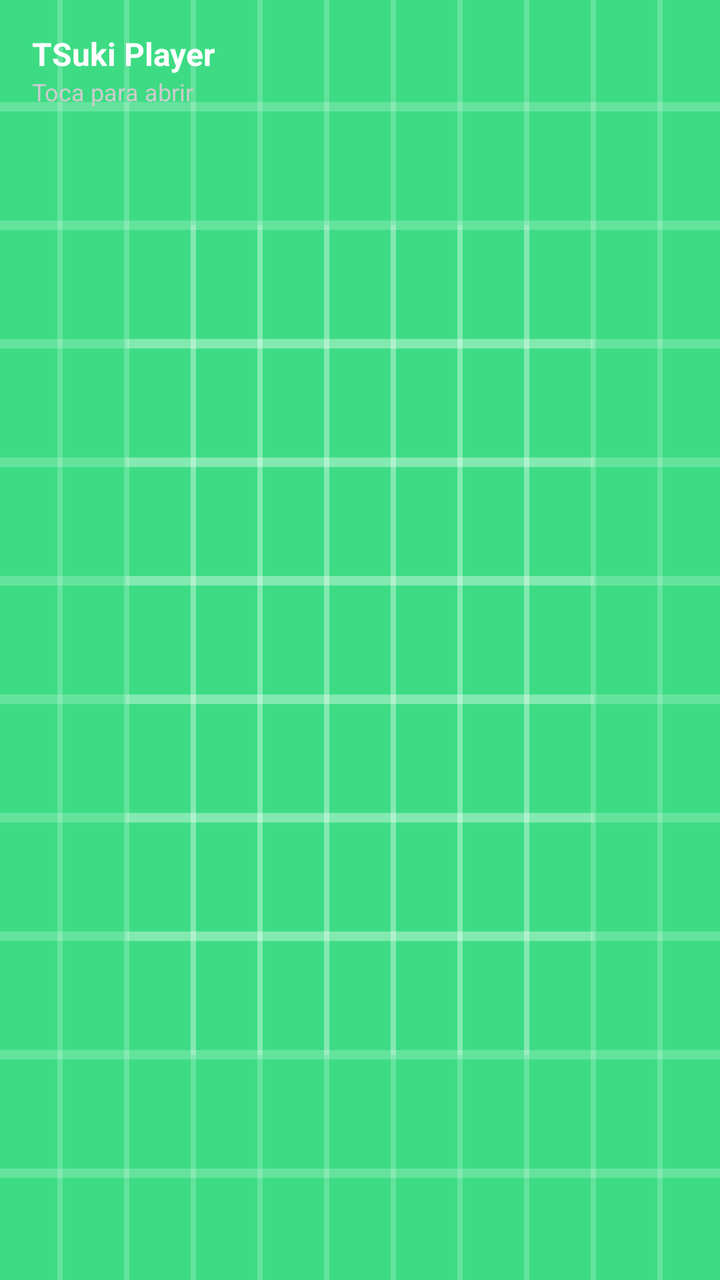
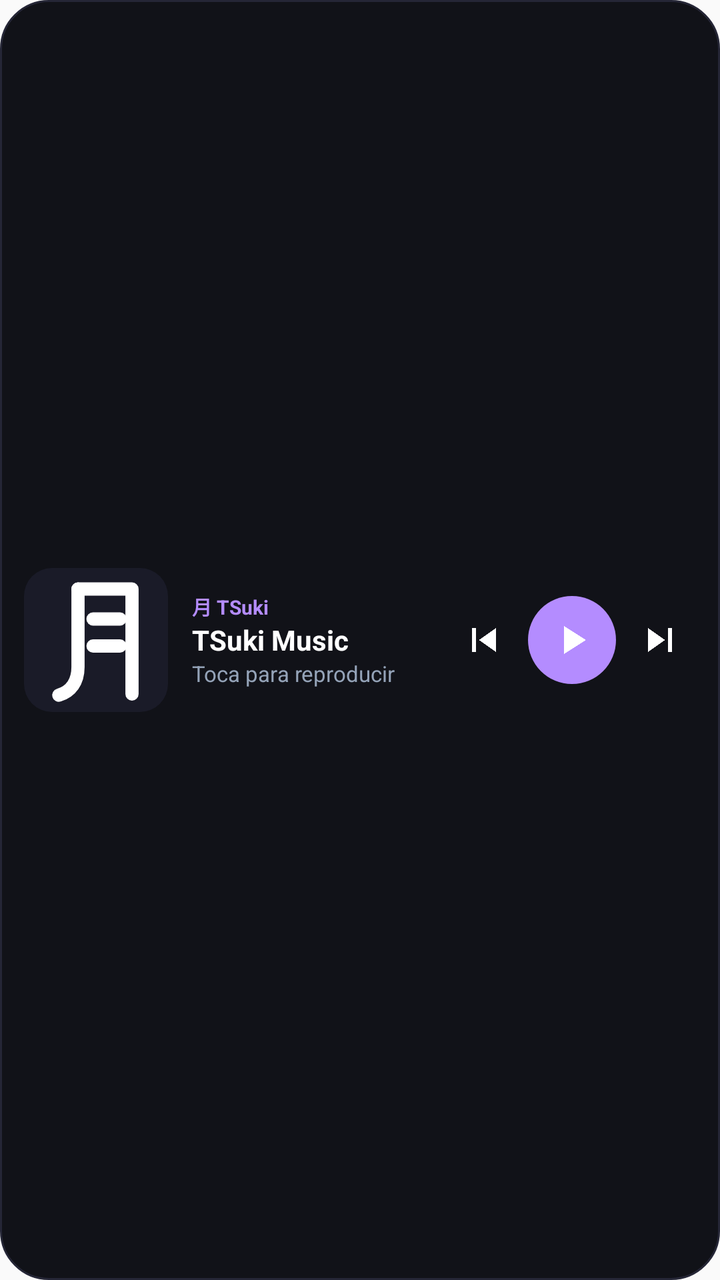

Screens rendered from an Android XML layout before and after an edit, with the pre-edit source and the edit as a unified diff.
<!-- AndroidManifest.xml: application theme Theme.TSuki -->
<!-- res/layout/widget_tsuki_player.xml -->
<?xml version="1.0" encoding="utf-8"?>
<LinearLayout xmlns:android="http://schemas.android.com/apk/res/android"
    android:id="@+id/widget_container"
    android:layout_width="match_parent"
    android:layout_height="wrap_content"
    android:background="@drawable/ic_launcher_background"
    android:orientation="vertical"
    android:padding="16dp">

    <TextView
        android:id="@+id/widget_title"
        android:layout_width="wrap_content"
        android:layout_height="wrap_content"
        android:text="TSuki Player"
        android:textColor="#FFFFFF"
        android:textSize="16sp"
        android:textStyle="bold" />

    <TextView
        android:id="@+id/widget_artist"
        android:layout_width="wrap_content"
        android:layout_height="wrap_content"
        android:text="Toca para abrir"
        android:textColor="#CCCCCC"
        android:textSize="12sp" />
</LinearLayout>
<!-- resources referenced by this layout -->
<resources>
  <!-- drawable ic_launcher_background: vector/xml drawable (drawable, 4866 chars, omitted) -->
  <style name="Theme.TSuki" parent="android:Theme.Material.Light.NoActionBar" />
</resources>

<!-- the commit's change to res/layout/widget_tsuki_player.xml (unified diff, before → after) -->
@@ -2,25 +2,101 @@
 <LinearLayout xmlns:android="http://schemas.android.com/apk/res/android"
     android:id="@+id/widget_container"
     android:layout_width="match_parent"
-    android:layout_height="wrap_content"
-    android:background="@drawable/ic_launcher_background"
-    android:orientation="vertical"
-    android:padding="16dp">
+    android:layout_height="match_parent"
+    android:background="@drawable/widget_surface_background"
+    android:gravity="center_vertical"
+    android:orientation="horizontal"
+    android:padding="12dp">
 
-    <TextView
-        android:id="@+id/widget_title"
+    <FrameLayout
+        android:layout_width="72dp"
+        android:layout_height="72dp"
+        android:background="@drawable/widget_cover_placeholder">
+
+        <ImageView
+            android:id="@+id/widget_cover"
+            android:layout_width="match_parent"
+            android:layout_height="match_parent"
+            android:scaleType="centerCrop"
+            android:src="@drawable/ic_tsuki_kanji"
+            android:contentDescription="@string/widget_desc" />
+    </FrameLayout>
+
+    <LinearLayout
+        android:layout_width="0dp"
+        android:layout_height="wrap_content"
+        android:layout_marginStart="12dp"
+        android:layout_marginEnd="8dp"
+        android:layout_weight="1"
+        android:orientation="vertical">
+
+        <TextView
+            android:id="@+id/widget_badge"
+            android:layout_width="wrap_content"
+            android:layout_height="wrap_content"
+            android:text="月 TSuki"
+            android:textColor="#B48CFF"
+            android:textSize="10sp"
+            android:textStyle="bold" />
+
+        <TextView
+            android:id="@+id/widget_title"
+            android:layout_width="match_parent"
+            android:layout_height="wrap_content"
+            android:ellipsize="end"
+            android:maxLines="1"
+            android:text="TSuki Music"
+            android:textColor="#FFFFFF"
+            android:textSize="14sp"
+            android:textStyle="bold" />
+
+        <TextView
+            android:id="@+id/widget_artist"
+            android:layout_width="match_parent"
+            android:layout_height="wrap_content"
+            android:ellipsize="end"
+            android:maxLines="1"
+            android:text="Toca para reproducir"
+            android:textColor="#94A3B8"
+            android:textSize="11sp" />
+    </LinearLayout>
+
+    <LinearLayout
         android:layout_width="wrap_content"
         android:layout_height="wrap_content"
-        android:text="TSuki Player"
-        android:textColor="#FFFFFF"
-        android:textSize="16sp"
-        android:textStyle="bold" />
+        android:gravity="center_vertical"
+        android:orientation="horizontal">
 
-    <TextView
-        android:id="@+id/widget_artist"
-        android:layout_width="wrap_content"
-        android:layout_height="wrap_content"
-        android:text="Toca para abrir"
-        android:textColor="#CCCCCC"
-        android:textSize="12sp" />
+        <ImageButton
+            android:id="@+id/widget_btn_prev"
+            android:layout_width="36dp"
+            android:layout_height="36dp"
+            android:background="?android:attr/selectableItemBackgroundBorderless"
+            android:contentDescription="Anterior"
+            android:padding="6dp"
+            android:scaleType="fitCenter"
+            android:src="@drawable/widget_ic_prev" />
+
+        <ImageButton
+            android:id="@+id/widget_btn_play"
+            android:layout_width="44dp"
+            android:layout_height="44dp"
+            android:layout_marginStart="4dp"
+            android:layout_marginEnd="4dp"
+            android:background="@drawable/widget_circle_accent"
+            android:contentDescription="Reproducir"
+            android:padding="10dp"
+            android:scaleType="fitCenter"
+            android:src="@drawable/widget_ic_play" />
+
+        <ImageButton
+            android:id="@+id/widget_btn_next"
+            android:layout_width="36dp"
+            android:layout_height="36dp"
+            android:background="?android:attr/selectableItemBackgroundBorderless"
+            android:contentDescription="Siguiente"
+            android:padding="6dp"
+            android:scaleType="fitCenter"
+            android:src="@drawable/widget_ic_next" />
+    </LinearLayout>
 </LinearLayout>
<!-- resource entries referenced after the edit -->
@@ -1,6 +1,88 @@
 <!-- resources referenced by this layout -->
 <resources>
-  <!-- drawable ic_launcher_background: vector/xml drawable (drawable, 4866 chars, omitted) -->
+  <!-- drawable ic_tsuki_kanji (drawable) -->
+  <vector xmlns:android="http://schemas.android.com/apk/res/android"
+      android:width="24dp"
+      android:height="24dp"
+      android:viewportWidth="24"
+      android:viewportHeight="24">
+      <path
+          android:pathData="M9,3.5 L18,3.5 L18,21"
+          android:strokeColor="#FFFFFF"
+          android:strokeWidth="2.2"
+          android:strokeLineCap="round"
+          android:strokeLineJoin="round" />
+      <path
+          android:pathData="M9,3.5 L9,16.5 C9,19 7.8,20.6 5.8,21.2"
+          android:strokeColor="#FFFFFF"
+          android:strokeWidth="2.2"
+          android:strokeLineCap="round" />
+      <path
+          android:pathData="M11.5,8.5 L16,8.5"
+          android:strokeColor="#FFFFFF"
+          android:strokeWidth="2.2"
+          android:strokeLineCap="round" />
+      <path
+          android:pathData="M11.5,13 L16,13"
+          android:strokeColor="#FFFFFF"
+          android:strokeWidth="2.2"
+          android:strokeLineCap="round" />
+  </vector>
+  <!-- drawable widget_circle_accent (drawable) -->
+  <?xml version="1.0" encoding="utf-8"?>
+  <shape xmlns:android="http://schemas.android.com/apk/res/android"
+      android:shape="oval">
+      <solid android:color="#B48CFF" />
+  </shape>
+  <!-- drawable widget_cover_placeholder (drawable) -->
+  <?xml version="1.0" encoding="utf-8"?>
+  <shape xmlns:android="http://schemas.android.com/apk/res/android"
+      android:shape="rectangle">
+      <solid android:color="#1A1B28" />
+      <corners android:radius="14dp" />
+  </shape>
+  <!-- drawable widget_ic_next (drawable) -->
+  <vector xmlns:android="http://schemas.android.com/apk/res/android"
+      android:width="24dp"
+      android:height="24dp"
+      android:viewportWidth="24"
+      android:viewportHeight="24">
+      <path
+          android:fillColor="#FFFFFF"
+          android:pathData="M6,18l8.5,-6L6,6v12zM16,6v12h2V6h-2z" />
+  </vector>
+  <!-- drawable widget_ic_play (drawable) -->
+  <vector xmlns:android="http://schemas.android.com/apk/res/android"
+      android:width="24dp"
+      android:height="24dp"
+      android:viewportWidth="24"
+      android:viewportHeight="24"
+      android:tint="#FFFFFF">
+      <path
+          android:fillColor="#FFFFFF"
+          android:pathData="M8,5v14l11,-7z" />
+  </vector>
+  <!-- drawable widget_ic_prev (drawable) -->
+  <vector xmlns:android="http://schemas.android.com/apk/res/android"
+      android:width="24dp"
+      android:height="24dp"
+      android:viewportWidth="24"
+      android:viewportHeight="24">
+      <path
+          android:fillColor="#FFFFFF"
+          android:pathData="M6,6h2v12H6zM9.5,12l8.5,6V6z" />
+  </vector>
+  <!-- drawable widget_surface_background (drawable) -->
+  <?xml version="1.0" encoding="utf-8"?>
+  <shape xmlns:android="http://schemas.android.com/apk/res/android"
+      android:shape="rectangle">
+      <solid android:color="#111218" />
+      <corners android:radius="24dp" />
+      <stroke
+          android:width="1dp"
+          android:color="#252636" />
+  </shape>
+  <string name="widget_desc">TSuki Now Playing con Material You</string>
   <style name="Theme.TSuki" parent="android:Theme.Material.Light.NoActionBar" />
 </resources>
 
